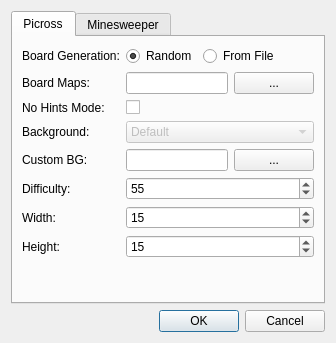
Above: src/f_qtsettings.ui from schuay/picmi-legacy before the change. Below: the same form after it.
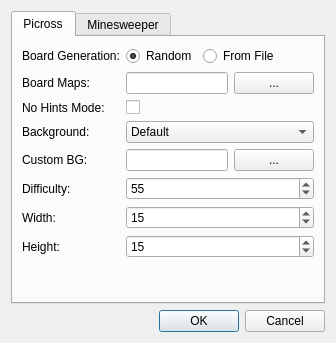
That is the form after the change.

```diff
--- a/src/f_qtsettings.ui
+++ b/src/f_qtsettings.ui
@@ -91,7 +91,7 @@
              <item row="3" column="1">
               <widget class="QComboBox" name="cbBackground">
                <property name="enabled">
-                <bool>false</bool>
+                <bool>true</bool>
                </property>
                <item>
                 <property name="text">
```
Left out of the diff: 2 changed lines with no effect on the pictures.
